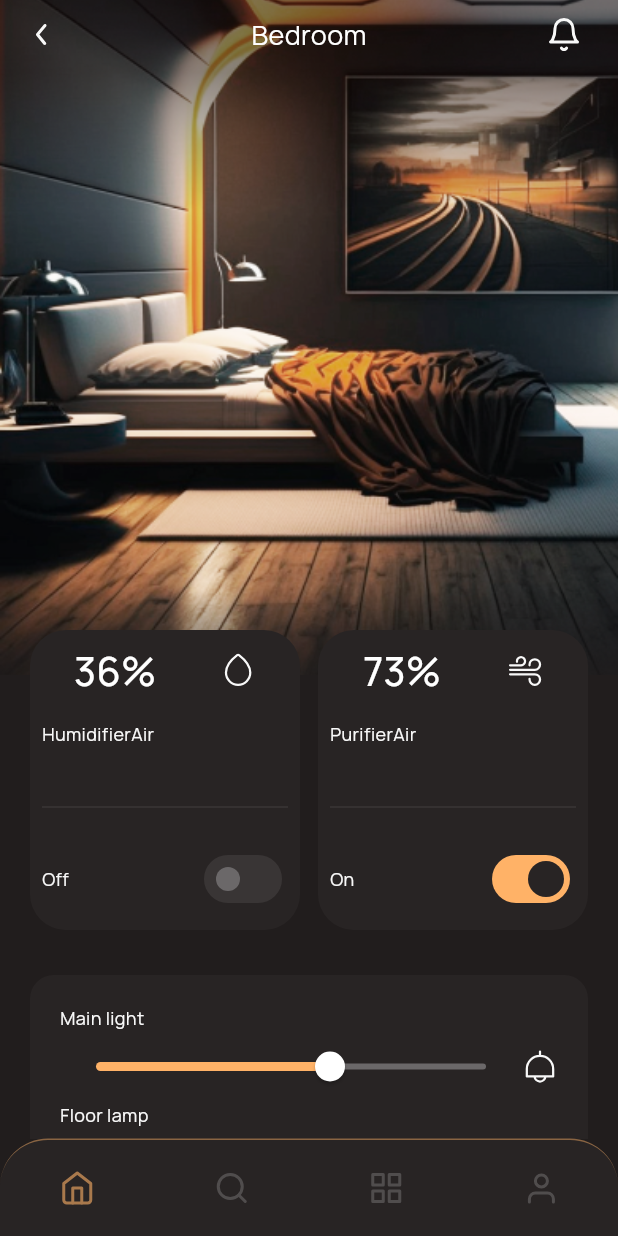
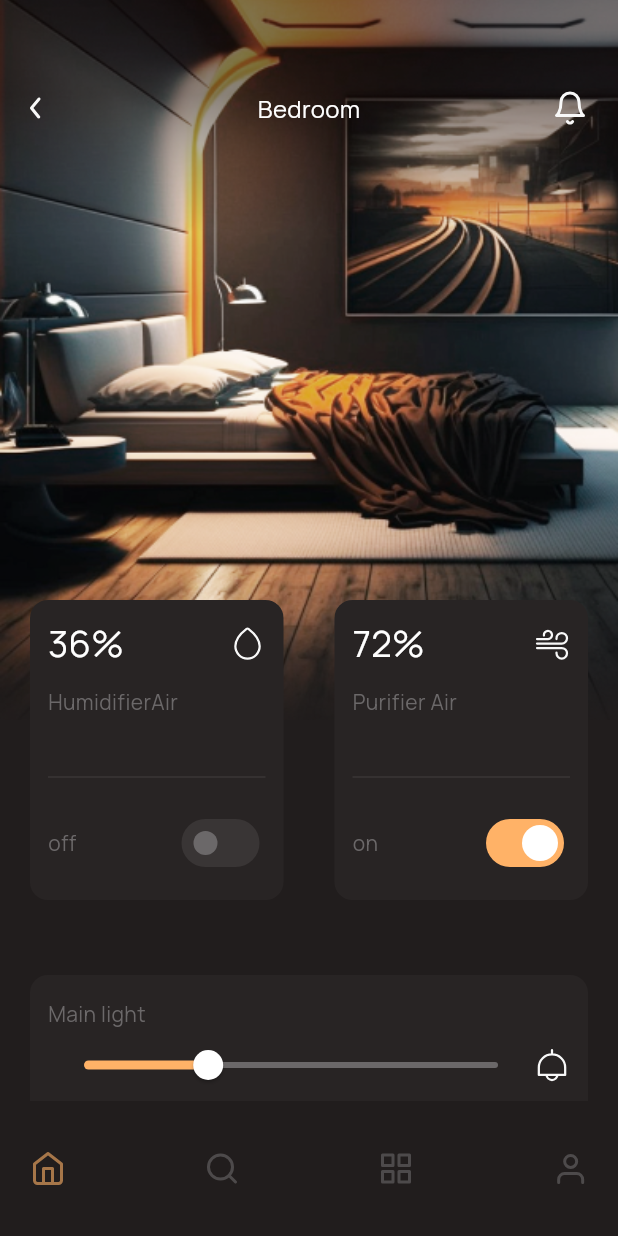
Before and after one commit to mohammad-dehghanifard/flutter_smart_home_ui, a Flutter app: the screen it shows after launch, on a phone screen of 412 x 824 dp. Run offline on Flutter 3.47's test engine with Material 3 defaults, Android fonts, the phone set to English and light mode, and no system bars; our stand-ins replace flutter_svg, google_fonts.

Commit message:
update project

```diff
--- a/lib/screens/detail_screen.dart
+++ b/lib/screens/detail_screen.dart
@@ -1,10 +1,11 @@
 import 'package:flutter/material.dart';
 import 'package:flutter_smart_home_ui/config/ui_colors.dart';
 import 'package:flutter_smart_home_ui/widgets/custom_navigation_widget.dart';
-import 'package:flutter_smart_home_ui/widgets/custom_slider_widget.dart';
-import 'package:flutter_smart_home_ui/widgets/settings_card_widget.dart';
+import 'package:flutter_smart_home_ui/widgets/custom_slider_option_Widget.dart';
+import 'package:flutter_smart_home_ui/widgets/custom_smart_card_widget.dart';
 import 'package:flutter_svg/flutter_svg.dart';
 import 'package:google_fonts/google_fonts.dart';
+
 
 class DetailScreen extends StatefulWidget {
   const DetailScreen({super.key});
@@ -14,49 +15,48 @@ class DetailScreen extends StatefulWidget {
 }
 
 class _DetailScreenState extends State<DetailScreen> {
-   bool humidifierAir = false;
-   bool purifierAir = true;
-   double mainLightValue = 60.0;
-   double floorLampValue = 20.0;
-   int selectedPageIndex = 0;
+
+  bool humidFireValue = false;
+  bool purifierValue = true;
+  double mainLightValue = 30;
+  double floorLightValue = 60;
+  int selectedPage = 0;
 
 
   @override
   Widget build(BuildContext context) {
     return Scaffold(
       bottomNavigationBar: CustomNavigationWidget(
-        selectedPageIndex: selectedPageIndex,
-        onChangePage: (int newPageIndex) {
+        selectedIndex: selectedPage,
+        onPageChanged: (newIndex) {
           setState(() {
-            selectedPageIndex = newPageIndex;
+            selectedPage = newIndex;
           });
-        },),
-      body: SafeArea(
-        child:  SizedBox(
+        },
+      ),
+      body: SizedBox(
         width: double.infinity,
         height: double.infinity,
         child: Stack(
           children: [
             // image
-              Container(
+            SizedBox(
               width: double.infinity,
-                height: 450,
-                decoration: const BoxDecoration(
-                    image: DecorationImage(image: AssetImage("assets/png/image.png"),fit: BoxFit.cover)
+              height: 480,
+              child: Image.asset("assets/png/image.png",fit: BoxFit.cover),
             ),
-              ),
-
+            // app bar
             Positioned(
-                top: 10,
+              top: 60,
               left: 0,
               right: 0,
               child: Padding(
-                  padding: const EdgeInsets.symmetric(horizontal: 24),
+                padding: const EdgeInsets.symmetric(horizontal: 20.0),
                 child: Row(
                   mainAxisAlignment: MainAxisAlignment.spaceBetween,
                   children: [
                     SvgPicture.asset("assets/svg/back.svg"),
-                      Text("Bedroom",style: GoogleFonts.manrope(fontSize: 18,color: UiColors.whiteColor),),
+                    Text("Bedroom",style: GoogleFonts.manrope(fontSize: 16,color: UiColors.whiteColor),),
                     SvgPicture.asset("assets/svg/bell.svg"),
                   ],
                 ),
@@ -68,69 +68,70 @@ class _DetailScreenState extends State<DetailScreen> {
               left: 0,
               right: 0,
               child: Padding(
-                  padding: const EdgeInsets.all(20.0),
+                padding: const EdgeInsets.symmetric(horizontal: 20.0),
                 child: Row(
+                  mainAxisAlignment: MainAxisAlignment.spaceBetween,
                   children: [
-                      SettingsCardWidget(
+                    CustomSmartCardWidget(
+                      value: '36%',
+                      title: "HumidifierAir",
+                      isActive: humidFireValue,
                       iconPath: "assets/svg/humidity.svg",
-                        title: "HumidifierAir",
-                        isActive: humidifierAir,
-                        onChanged: (value) {
+                      onChanged: (newValue) {
                         setState(() {
-                            humidifierAir = value;
+                          humidFireValue = newValue;
                         });
-                        }, value: 36,
+                      },
                     ),
-
-                      const Spacer(),
-
-                      SettingsCardWidget(
+                    CustomSmartCardWidget(
+                      value: '72%',
+                      title: "Purifier Air",
+                      isActive: purifierValue,
                       iconPath: "assets/svg/clean.svg",
-                        title: "PurifierAir",
-                        isActive: purifierAir,
-                        onChanged: (value) {
+                      onChanged: (newValue) {
                         setState(() {
-                            purifierAir = value;
+                          purifierValue = newValue;
                         });
-                        }, value: 73,
+                      },
                     ),
-
                   ],
                 ),
               ),
             ),
+
             Positioned(
-                top: 630,
+              top: 650,
               left: 0,
               right: 0,
               child: Container(
-                  margin: const EdgeInsets.all(20.0),
-                  padding: const EdgeInsets.all(20.0),
                 width: double.infinity,
-                  height: 170,
+                height: 180,
+                margin: const EdgeInsets.symmetric(horizontal: 20.0),
+                padding: const EdgeInsets.symmetric(horizontal: 12.0,vertical: 16.0),
                 decoration: BoxDecoration(
-                      borderRadius: BorderRadius.circular(16),
-                      color: UiColors.brownColor
+                  color: UiColors.brownColor,
+                  borderRadius: BorderRadius.circular(12)
                 ),
                 child: Column(
                   children: [
-                      CustomSliderWidget(
-                        title: 'Main light',
-                        sliderValue: mainLightValue,
+                    CustomSliderOptionWidget(
+                      title: "Main light",
                       iconPath: "assets/svg/Lamp.svg",
+                      value: mainLightValue,
                       onChanged: (newValue) {
                         setState(() {
                           mainLightValue = newValue;
                         });
                       },
                     ),
-                      CustomSliderWidget(
-                        title: 'Floor lamp',
-                        sliderValue: floorLampValue,
+
+                    CustomSliderOptionWidget(
+                      title: "Floor lamp",
                       iconPath: "assets/svg/Tablelamp.svg",
+                      value: floorLightValue,
                       onChanged: (newValue) {
                         setState(() {
-                            floorLampValue = newValue;
+                          floorLightValue = newValue;
                         });
                       },
                     ),
@@ -141,8 +142,6 @@ class _DetailScreenState extends State<DetailScreen> {
           ],
         ),
       ),
-
-      ),
     );
   }
 }
--- a/lib/widgets/custom_navigation_widget.dart
+++ b/lib/widgets/custom_navigation_widget.dart
@@ -3,43 +3,44 @@ import 'package:flutter_smart_home_ui/config/ui_colors.dart';
 import 'package:flutter_svg/flutter_svg.dart';
 
 class CustomNavigationWidget extends StatelessWidget {
-  const CustomNavigationWidget({super.key, required this.onChangePage,this.selectedPageIndex = 0});
-  final Function(int newPageIndex) onChangePage;
-  final int selectedPageIndex;
+  const CustomNavigationWidget({super.key, required this.selectedIndex, required this.onPageChanged});
+  final int selectedIndex;
+  final Function(int newIndex) onPageChanged;
   @override
   Widget build(BuildContext context) {
     return Container(
       width: double.infinity,
-      height: 65,
-      decoration: BoxDecoration(
-        color: UiColors.brownColor,
-        borderRadius: const BorderRadius.only(
-          topRight: Radius.circular(32),
-          topLeft: Radius.circular(32),
+      height: 90,
+      decoration: const BoxDecoration(
+        color: UiColors.scaffoldBgColor
       ),
-        border: Border(top: BorderSide(color: UiColors.primaryColor.withOpacity(0.45)))
-      ),
+      child: Padding(
+        padding: const EdgeInsets.symmetric(horizontal: 20.0),
         child: Row(
-        mainAxisAlignment: MainAxisAlignment.spaceAround,
-        crossAxisAlignment: CrossAxisAlignment.center,
+          mainAxisAlignment: MainAxisAlignment.spaceBetween,
           children: [
             _NavItem(
                 iconPath: "assets/svg/home.svg",
-              selected: selectedPageIndex == 0,
-              onTap: () =>onChangePage(0)),
+                selected: selectedIndex == 0,
+                onTap: () => onPageChanged(0),
+            ),
             _NavItem(
                 iconPath: "assets/svg/search.svg",
-              selected: selectedPageIndex == 1,
-              onTap: () =>onChangePage(1)),
+              selected: selectedIndex == 1,
+              onTap: () => onPageChanged(1),
+                ),
             _NavItem(
               iconPath: "assets/svg/grid.svg",
-              selected: selectedPageIndex == 2,
-              onTap: () =>onChangePage(2)),
+              selected: selectedIndex == 3,
+              onTap: () => onPageChanged(3),
+            ),
             _NavItem(
                 iconPath: "assets/svg/profile.svg",
-              selected: selectedPageIndex == 3,
-              onTap: () =>onChangePage(3)),
+              selected: selectedIndex == 4,
+              onTap: () => onPageChanged(4),
+            ),
           ],
+        ),
       ),
     );
   }
@@ -47,8 +48,10 @@ class CustomNavigationWidget extends StatelessWidget {
 
 
 
+
+
 class _NavItem extends StatelessWidget {
-  const _NavItem({super.key, required this.iconPath, this.selected = false, required this.onTap});
+  const _NavItem({super.key, required this.iconPath, required this.selected, required this.onTap});
   final String iconPath;
   final bool selected;
   final VoidCallback onTap;
@@ -58,7 +61,10 @@ class _NavItem extends StatelessWidget {
       onTap: onTap,
       child: SvgPicture.asset(
           iconPath,
-        colorFilter: ColorFilter.mode(selected? UiColors.primaryColor : UiColors.greyColor,BlendMode.srcIn),
+          colorFilter: ColorFilter.mode(
+              selected ? UiColors.primaryColor : UiColors.greyColor,
+              BlendMode.srcIn
+          ),
       ),
     );
   }
--- a/lib/widgets/custom_slider_widget.dart
+++ b/lib/widgets/custom_slider_option_Widget.dart
@@ -1,36 +1,39 @@
+
 import 'package:flutter/material.dart';
 import 'package:flutter_smart_home_ui/config/ui_colors.dart';
 import 'package:flutter_svg/flutter_svg.dart';
 import 'package:google_fonts/google_fonts.dart';
 
-class CustomSliderWidget extends StatelessWidget {
-  const CustomSliderWidget({
-    super.key, required this.sliderValue, required this.title, required this.iconPath, this.onChanged,
+
+
+class CustomSliderOptionWidget extends StatelessWidget {
+  const CustomSliderOptionWidget({
+    super.key, required this.title, required this.iconPath, this.onChanged, required this.value,
   });
-  final double sliderValue;
   final String title,iconPath;
+  final double value;
   final Function(double newValue)? onChanged;
 
   @override
   Widget build(BuildContext context) {
     return Column(
+      mainAxisSize: MainAxisSize.min,
       crossAxisAlignment: CrossAxisAlignment.start,
       children: [
-        Text(title,style: GoogleFonts.manrope(
-            fontSize: 12,
-            color: UiColors.whiteTextColor),),
+        Text(title,style: GoogleFonts.manrope(fontSize: 14,color: UiColors.greyColor)),
         Row(
           children: [
             Expanded(
               child: Slider(
-                value: sliderValue,
+                value: value,
                 max: 100,
                 thumbColor: UiColors.whiteColor,
                 activeColor: UiColors.primaryColor,
                 inactiveColor: UiColors.greyColor,
-                overlayColor: WidgetStatePropertyAll(UiColors.greyColor.withOpacity(0.50)),
-                onChanged: (value) { onChanged!(value); },
-              ),
+                overlayColor: WidgetStatePropertyAll(UiColors.whiteColor.withOpacity(0.20)),
+                onChanged: (value) {
+                  onChanged!(value);
+                },),
             ),
 
             SvgPicture.asset(iconPath)
--- /dev/null
+++ b/lib/widgets/custom_smart_card_widget.dart
@@ -0,0 +1,75 @@
+import 'package:flutter/material.dart';
+import 'package:flutter_smart_home_ui/config/ui_colors.dart';
+import 'package:flutter_svg/flutter_svg.dart';
+import 'package:google_fonts/google_fonts.dart';
+
+class CustomSmartCardWidget extends StatelessWidget {
+  const CustomSmartCardWidget({
+    super.key, required this.value, required this.isActive, this.onChanged, required this.iconPath, required this.title,
+  });
+  final String value,iconPath,title;
+  final bool isActive;
+  final Function(bool newValue)? onChanged;
+
+
+  @override
+  Widget build(BuildContext context) {
+    return Container(
+      width: 169,
+      height: 200,
+      padding: const EdgeInsets.all(12.0),
+      decoration: BoxDecoration(
+          color: UiColors.brownColor,
+          borderRadius: BorderRadius.circular(12)
+      ),
+      child: Column(
+        crossAxisAlignment: CrossAxisAlignment.start,
+        children: [
+          Row(
+            mainAxisAlignment: MainAxisAlignment.spaceBetween,
+            children: [
+              Text(value,style: GoogleFonts.manrope(fontSize: 24,color: UiColors.whiteColor),),
+              SvgPicture.asset(iconPath)
+            ],
+          ),
+          const SizedBox(height: 12),
+          Text(title,style: GoogleFonts.manrope(fontSize: 14,color: UiColors.greyColor,fontWeight: FontWeight.w400)),
+          const SizedBox(height: 32),
+          const Divider(color: UiColors.lightBrownColor),
+          const SizedBox(height: 12),
+          Row(
+            mainAxisAlignment: MainAxisAlignment.spaceBetween,
+            children: [
+              Text( isActive ? "on" : "off",style: GoogleFonts.manrope(fontSize: 14,color: UiColors.greyColor,fontWeight: FontWeight.w400)),
+              Switch(
+                value: isActive,
+                overlayColor: WidgetStatePropertyAll(UiColors.whiteColor.withOpacity(0.50)),
+                thumbColor: WidgetStateProperty.resolveWith(
+                      (states) {
+                    if(states.contains(WidgetState.selected)) {
+                      return UiColors.whiteColor;
+                    } else {
+                      return UiColors.greyColor;
+                    }
+                  },
+                ),
+                trackColor: WidgetStateProperty.resolveWith(
+                      (states) {
+                    if(states.contains(WidgetState.selected)) {
+                      return UiColors.primaryColor;
+                    } else {
+                      return UiColors.lightBrownColor;
+                    }
+                  },
+                ),
+                trackOutlineColor: const WidgetStatePropertyAll(Colors.transparent),
+                onChanged: (value) {onChanged!(value);},
+              )
+            ],
+          )
+
+        ],
+      ),
+    );
+  }
+}
--- a/lib/widgets/settings_card_widget.dart
+++ /dev/null
@@ -1,88 +0,0 @@
-import 'package:flutter/material.dart';
-import 'package:flutter_smart_home_ui/config/ui_colors.dart';
-import 'package:flutter_svg/svg.dart';
-import 'package:google_fonts/google_fonts.dart';
-
-class SettingsCardWidget extends StatelessWidget {
-  const SettingsCardWidget({
-    super.key, required this.isActive, this.onChanged, required this.value, required this.title, required this.iconPath,
-  });
-
-  final bool isActive;
-  final Function(bool)? onChanged;
-  final int value;
-  final String title,iconPath;
-
-  @override
-  Widget build(BuildContext context) {
-    return Container(
-      width: 180,
-      height: 200,
-      decoration: BoxDecoration(
-          color: UiColors.brownColor,
-          borderRadius: BorderRadius.circular(24)
-      ),
-      child: Padding(
-        padding: const EdgeInsets.all(8.0),
-        child: Column(
-          crossAxisAlignment: CrossAxisAlignment.start,
-          children: [
-            Row(
-              mainAxisAlignment: MainAxisAlignment.spaceAround,
-              children: [
-                Text(
-                  "$value%",
-                  style: GoogleFonts.manrope(
-                      fontSize: 26,
-                      fontWeight: FontWeight.w500,
-                      color: UiColors.whiteColor),
-                ),
-                SvgPicture.asset(iconPath)
-              ],
-            ),
-            const SizedBox(height: 16),
-            Text(title,style: GoogleFonts.manrope(
-                fontSize: 12,
-                color: UiColors.whiteTextColor),),
-            const SizedBox(height: 32),
-            const Divider(color: UiColors.lightBrownColor),
-            const SizedBox(height: 16),
-            Row(
-              mainAxisAlignment: MainAxisAlignment.spaceBetween,
-              children: [
-                Text(isActive ?"On" : "Off",style: GoogleFonts.manrope(
-                    fontSize: 12,
-                    color: UiColors.whiteTextColor)),
-
-                Switch(
-                  trackColor:  WidgetStateProperty.resolveWith(
-                        (states) {
-                      if(states.contains(WidgetState.selected)) {
-                        return UiColors.primaryColor;
-                      } else {
-                        return UiColors.lightBrownColor;
-                      }
-                    },
-                  ),
-                  thumbColor: WidgetStateProperty.resolveWith(
-                        (states) {
-                      if(states.contains(WidgetState.selected)) {
-                        return UiColors.brownColor;
-                      } else {
-                        return UiColors.greyColor;
-                      }
-                    },
-                  ),
-                  trackOutlineColor: const WidgetStatePropertyAll(Colors.transparent),
-                  activeColor:UiColors.primaryColor,
-                  activeTrackColor: UiColors.primaryColor,
-                  value: isActive, onChanged: (bool value) { onChanged!(value); },)
-
-              ],
-            )
-          ],
-        ),
-      ),
-    );
-  }
-}
```
Lines whose indentation alone changed are shown as unchanged.
